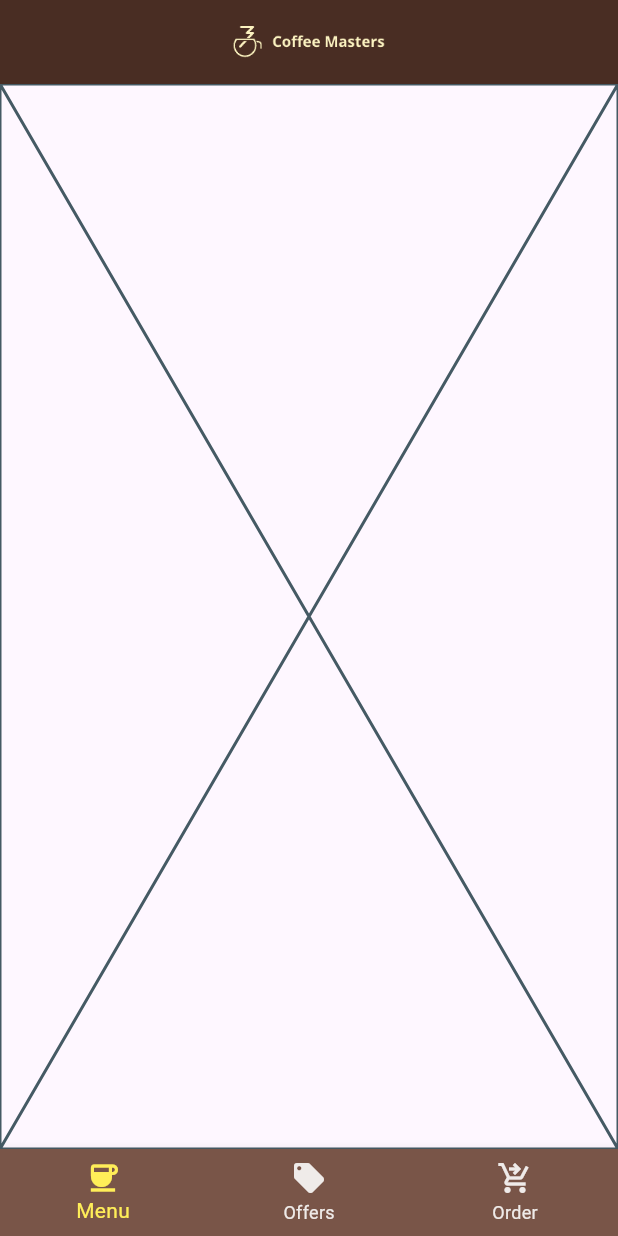
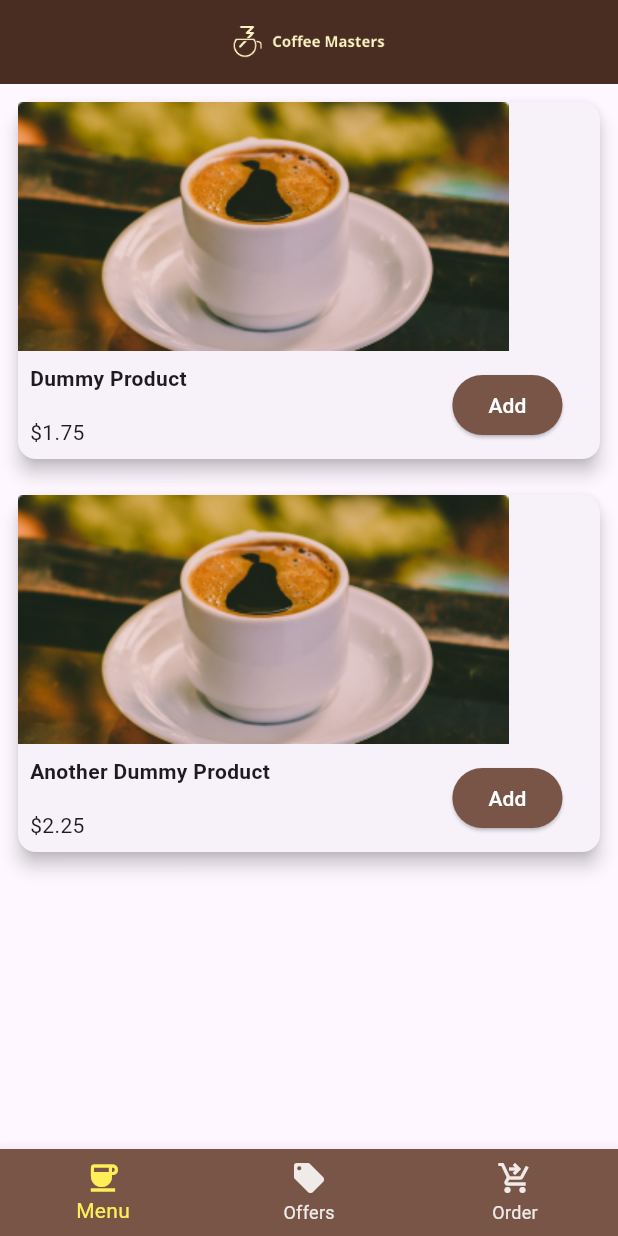
Before and after one commit to MuhammadTalha17/coffee_masters, a Flutter app: the screen it shows after launch, on a phone screen of 412 x 824 dp. Run offline on Flutter 3.47's test engine with Material 3 defaults, Android fonts, the light colour scheme and no system bars.

Commit message:
ProductItem, layout and Button

```diff
--- a/lib/pages/menupage.dart
+++ b/lib/pages/menupage.dart
@@ -1,3 +1,4 @@
+import 'package:coffee_masters/datamodel.dart';
 import 'package:flutter/material.dart';
 
 class MenuPage extends StatelessWidget {
@@ -5,6 +6,79 @@
 
   @override
   Widget build(BuildContext context) {
-    return const Placeholder();
+    var p = Product(id: 1, name: "Dummy Product", price: 1.75, image: "image");
+    var q = Product(
+        id: 1, name: "Another Dummy Product", price: 2.25, image: "image");
+    return ListView(
+      children: [
+        ProductItem(
+          product: p,
+          onAdd: () {},
+        ),
+        ProductItem(
+          product: q,
+          onAdd: () {},
+        ),
+      ],
+    );
   }
 }
+
+class ProductItem extends StatelessWidget {
+  final Product product;
+  final Function onAdd;
+
+  const ProductItem({super.key, required this.product, required this.onAdd});
+
+  @override
+  Widget build(BuildContext context) {
+    return Container(
+      padding: const EdgeInsets.all(8),
+      child: Card(
+        elevation: 5,
+        child: Column(
+          crossAxisAlignment: CrossAxisAlignment.start,
+          children: [
+            Image.asset("images/black_coffee.png"),
+            Row(
+              mainAxisAlignment: MainAxisAlignment.spaceBetween,
+              children: [
+                Column(
+                  crossAxisAlignment: CrossAxisAlignment.start,
+                  children: [
+                    Padding(
+                      padding: const EdgeInsets.all(8.0),
+                      child: Text(
+                        product.name,
+                        style: const TextStyle(fontWeight: FontWeight.bold),
+                      ),
+                    ),
+                    Padding(
+                      padding: const EdgeInsets.all(8.0),
+                      child: Text("\$${product.price}"),
+                    ),
+                  ],
+                ),
+                Padding(
+                  padding: const EdgeInsets.only(right: 25.0),
+                  child: ElevatedButton(
+                    style: ButtonStyle(
+                      backgroundColor: WidgetStateProperty.all(Colors.brown),
+                    ),
+                    onPressed: () {
+                      onAdd(product);
+                    },
+                    child: const Text(
+                      "Add",
+                      style: TextStyle(color: Colors.white),
+                    ),
+                  ),
+                )
+              ],
+            )
+          ],
+        ),
+      ),
+    );
+  }
+}
```
